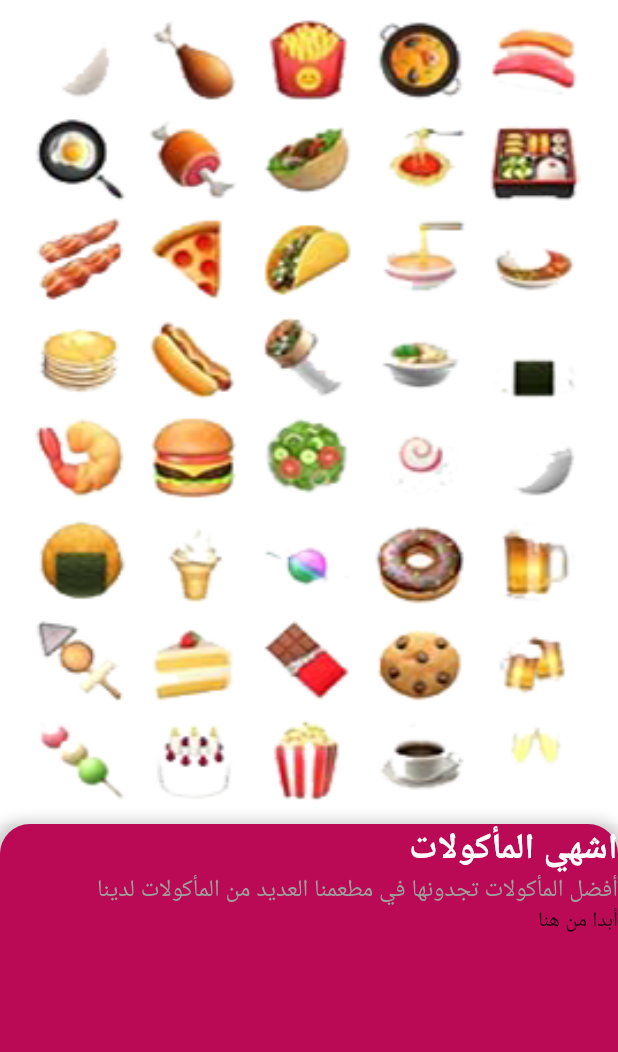
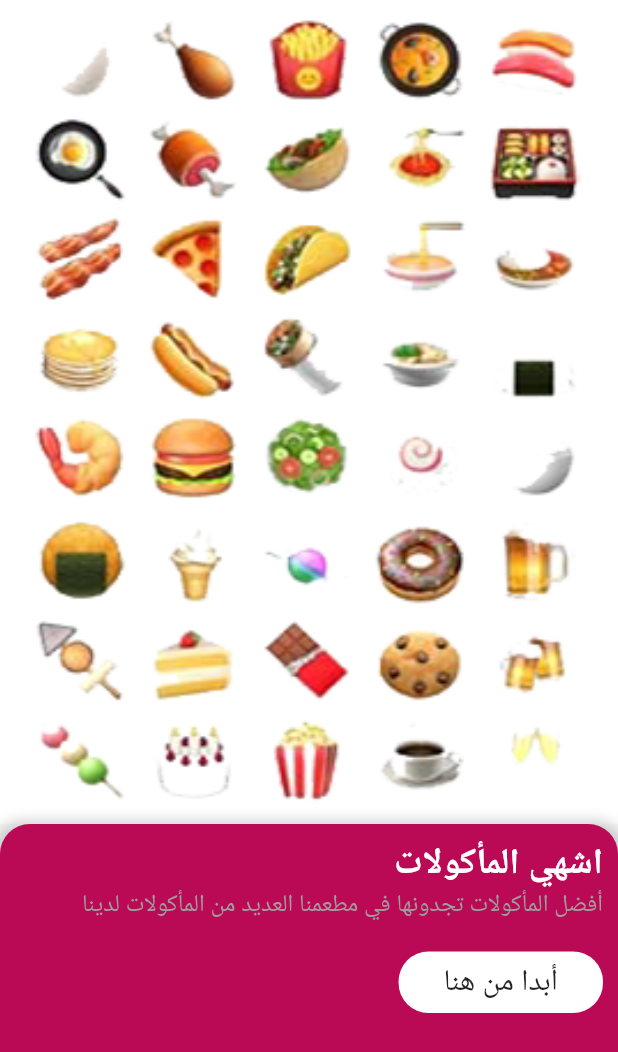
Before and after one commit to ksroo/Restaurant_app, a Flutter app: the screen it shows after launch, on a phone screen of 412 x 824 dp. Shown: the top 1052 px of the screen. Run offline on Flutter 3.47's test engine with Material 2 defaults, Android fonts, the phone set to English and light mode, and no system bars; our stand-ins replace splashscreen; network calls fail.

Commit message:
Get Start end

```diff
--- a/lib/tips/getStart.dart
+++ b/lib/tips/getStart.dart
@@ -25,6 +25,7 @@ class _GetStartState extends State<GetStart> {
             ),
             Container(
               height: myheight,
+              padding: EdgeInsets.all(10.0),
               decoration: BoxDecoration(
                   color: primeryColor,
                   boxShadow: [
@@ -62,10 +63,24 @@ class _GetStartState extends State<GetStart> {
                           fontSize: 16,
                         ),
                       ),
-                      GestureDetector(
-                        onTap: () {},
-                        child: Container(
-                          child: Text("أبدا من هنا"),
+                      Padding(
+                        padding: const EdgeInsets.only(top: 20.0),
+                        child: GestureDetector(
+                          onTap: () {},
+                          child: Container(
+                            padding: EdgeInsets.only(
+                                left: 30.0, right: 30.0, bottom: 7.0, top: 7.0),
+                            decoration: BoxDecoration(
+                              color: Colors.white,
+                              borderRadius: BorderRadius.circular(20.0),
+                            ),
+                            child: Text(
+                              "أبدا من هنا",
+                              style: TextStyle(
+                                fontSize: 20,
+                              ),
+                            ),
+                          ),
                         ),
                       ),
                     ],
```
